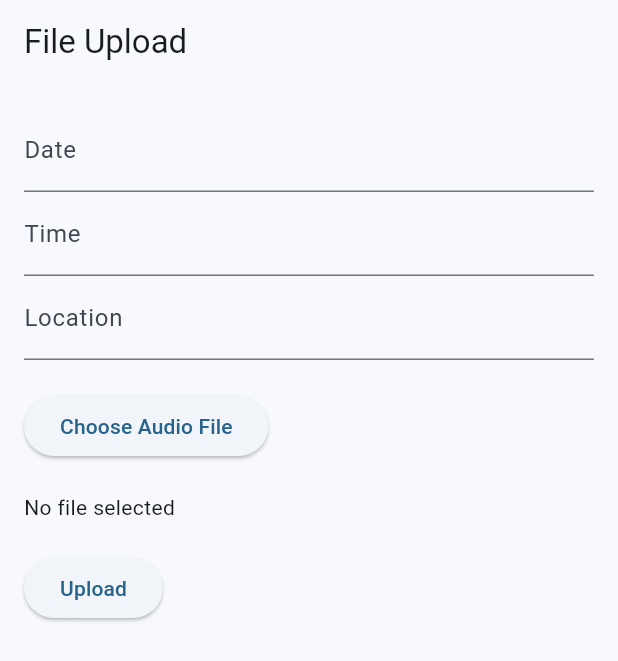
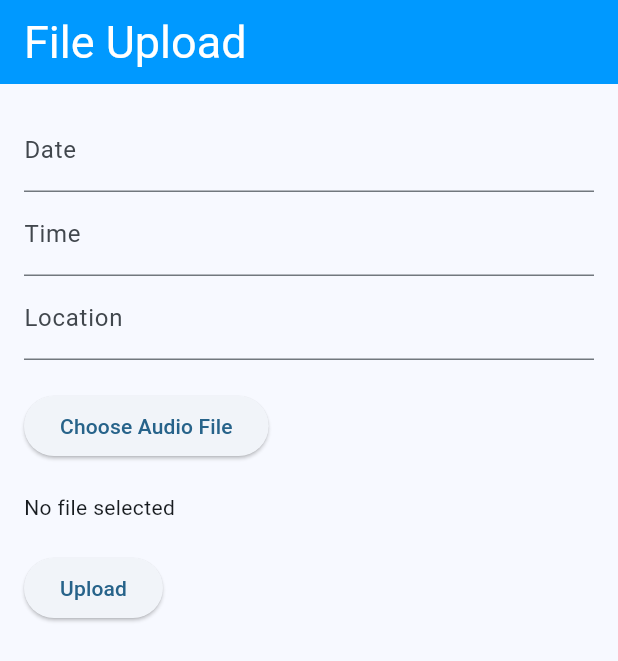
Before and after one commit to SDGP-CS-39-EmpowerME/SDGP-CS-39-EmpowerME, a Flutter app: the MyHomePage screen opened directly, on a phone screen of 412 x 824 dp. Shown: the top 661 px of the screen. Run offline on Flutter 3.47's test engine with Material 3 defaults, Android fonts, the light colour scheme and no system bars; our stand-ins replace cloud_firestore, email_validator, file_picker, firebase_auth, firebase_core, image_picker; accounts and stored records are empty.

Commit message:
Updated the app bar of the manual upload page

```diff
--- a/front_end/empowerme_cs_39/lib/manual_upload.dart
+++ b/front_end/empowerme_cs_39/lib/manual_upload.dart
@@ -45,10 +45,6 @@ class _MyHomePageState extends State<MyHomePage> {
     }
   }
 
-
-
-
-
   Future<void> uploadFile() async {
     if (dateController.text.isEmpty ||
         timeController.text.isEmpty ||
@@ -90,13 +86,18 @@ class _MyHomePageState extends State<MyHomePage> {
     }
   }
 
-
-
   @override
   Widget build(BuildContext context) {
     return Scaffold(
       appBar: AppBar(
         title: Text('File Upload'),
+        centerTitle: false,
+        titleTextStyle: const TextStyle(
+          fontSize: 30,
+          /*fontWeight: FontWeight.w800,*/
+          color: Colors.white,
+        ),
+        backgroundColor: const Color.fromRGBO(0, 153, 255, 1.0),
       ),
       body: Padding(
         padding: EdgeInsets.all(16.0),
```
